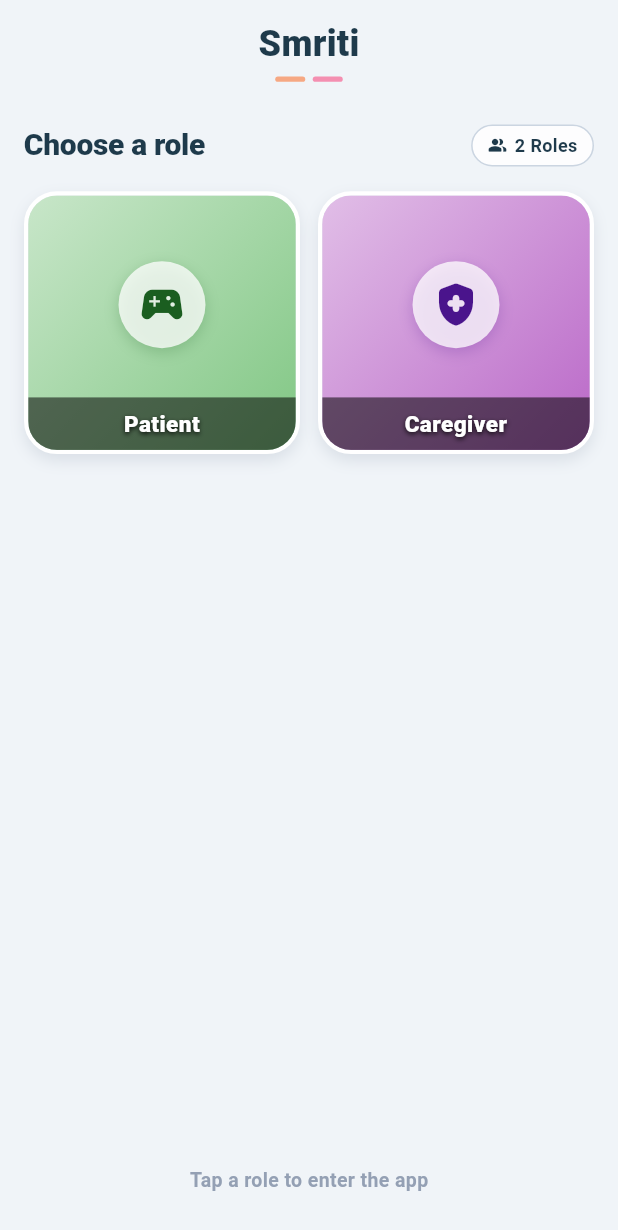
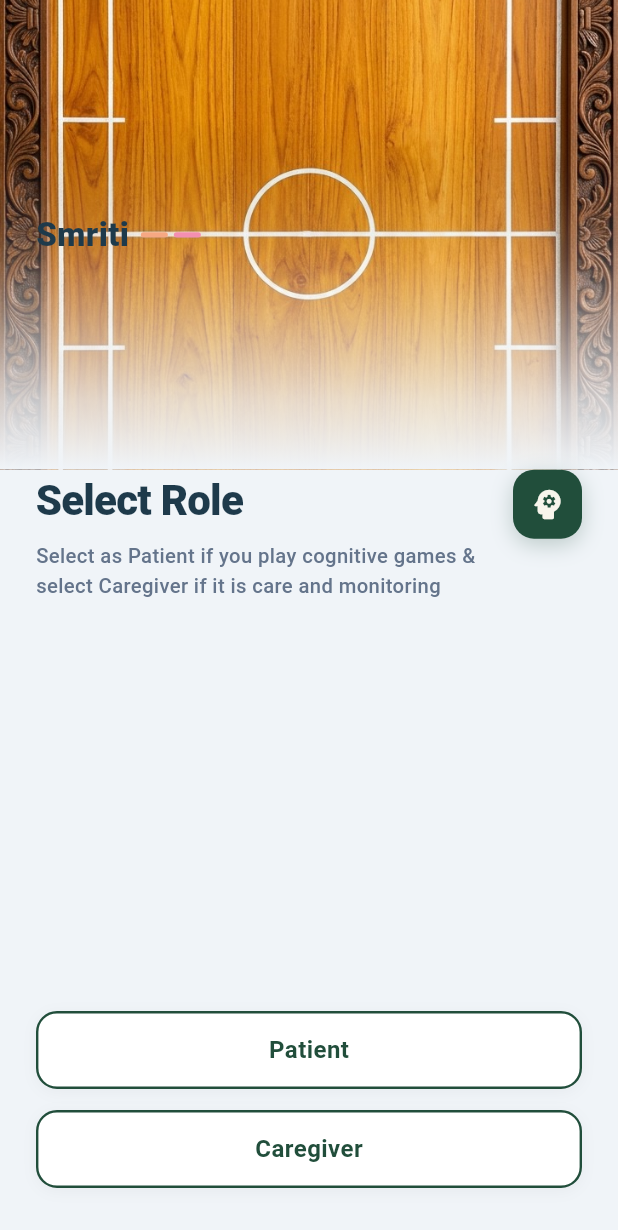
Before and after one commit to CfRadar/Smriti, a Flutter app: the screen it shows after launch, on a phone screen of 412 x 824 dp. Shown: the top 1230 px of the screen. Run offline on Flutter 3.47's test engine with Material 3 defaults, Android fonts, the phone set to English and light mode, and no system bars; our stand-ins replace audioplayers, flutter_tts, permission_handler, shared_preferences, speech_to_text; network calls fail; Roboto replaces fonts that are missing (Arial).

Commit message:
feat(flutter): apply bottom slim role tiles layout to role selection screen

```diff
--- a/apps/patient/lib/screens/welcome_login_screen.dart
+++ b/apps/patient/lib/screens/welcome_login_screen.dart
@@ -1,5 +1,5 @@
 // lib/screens/welcome_login_screen.dart
-// Role selection matching the exact Smriti activity hub theme.
+// Clean role selection with slim bottom tiles matching the requested layout and Smriti's theme.
 
 import 'package:flutter/material.dart';
 import '../services/caregiver_api_service.dart';
@@ -16,7 +16,9 @@ class WelcomeLoginScreen extends StatefulWidget {
 
 class _WelcomeLoginScreenState extends State<WelcomeLoginScreen> {
   static const Color _screenBg = Color(0xFFF0F4F8);
+  static const Color _darkGreen = Color(0xFF214E3B);
   static const Color _darkBlue = Color(0xFF1E3A4B);
+  static const Color _textGrey = Color(0xFF64748B);
 
   bool _isCaregiverLoggedIn = false;
 
@@ -60,43 +62,85 @@ class _WelcomeLoginScreenState extends State<WelcomeLoginScreen> {
 
   @override
   Widget build(BuildContext context) {
+    final screenHeight = MediaQuery.of(context).size.height;
+
     return Scaffold(
       backgroundColor: _screenBg,
       body: SafeArea(
-        child: Padding(
-          padding: const EdgeInsets.fromLTRB(16, 12, 16, 16),
+        top: false,
         child: Column(
           crossAxisAlignment: CrossAxisAlignment.start,
           children: [
-              // ── Top Header matching the screenshot ─────────────────────────
-              Center(
-                child: Column(
-                  mainAxisSize: MainAxisSize.min,
+            // ── Top Hero Visual with gradient fade to screen background ───
+            SizedBox(
+              height: screenHeight * 0.38,
+              width: double.infinity,
+              child: Stack(
+                fit: StackFit.expand,
+                children: [
+                  // Scenic cultural backdrop
+                  Image.asset(
+                    'assets/images/kang_court_board_clean.jpg',
+                    fit: BoxFit.cover,
+                    alignment: Alignment.center,
+                    errorBuilder: (_, __, ___) => Container(
+                      decoration: const BoxDecoration(
+                        gradient: LinearGradient(
+                          begin: Alignment.topCenter,
+                          end: Alignment.bottomCenter,
+                          colors: [Color(0xFFDCE8DA), Color(0xFFF0F4F8)],
+                        ),
+                      ),
+                    ),
+                  ),
+
+                  // Gradient overlay that smoothly fades into the screen background
+                  Container(
+                    decoration: const BoxDecoration(
+                      gradient: LinearGradient(
+                        begin: Alignment.topCenter,
+                        end: Alignment.bottomCenter,
+                        colors: [
+                          Colors.transparent,
+                          Color(0x33F0F4F8),
+                          Color(0xCCF0F4F8),
+                          Color(0xFFF0F4F8),
+                        ],
+                        stops: [0.25, 0.55, 0.85, 1.0],
+                      ),
+                    ),
+                  ),
+
+                  // Brand name in top-left safe area
+                  SafeArea(
+                    child: Padding(
+                      padding: const EdgeInsets.symmetric(
+                          horizontal: 24, vertical: 12),
+                      child: Row(
                         children: [
                           const Text(
                             'Smriti',
                             style: TextStyle(
-                        fontSize: 24,
+                              fontSize: 22,
                               fontWeight: FontWeight.w800,
                               color: _darkBlue,
                               letterSpacing: 0.2,
                             ),
                           ),
-                    const SizedBox(height: 5),
+                          const SizedBox(width: 8),
                           Row(
-                      mainAxisSize: MainAxisSize.min,
                             children: [
                               Container(
-                          width: 20,
+                                width: 18,
                                 height: 3.5,
                                 decoration: BoxDecoration(
                                   color: const Color(0xFFF6A883),
                                   borderRadius: BorderRadius.circular(2),
                                 ),
                               ),
-                        const SizedBox(width: 5),
+                              const SizedBox(width: 4),
                               Container(
-                          width: 20,
+                                width: 18,
                                 height: 3.5,
                                 decoration: BoxDecoration(
                                   color: const Color(0xFFF48FB1),
@@ -108,239 +152,160 @@ class _WelcomeLoginScreenState extends State<WelcomeLoginScreen> {
                         ],
                       ),
                     ),
+                  ),
+                ],
+              ),
+            ),
 
-              const SizedBox(height: 28),
-
-              // ── Section Title Bar ──────────────────────────────────────────
-              Row(
-                mainAxisAlignment: MainAxisAlignment.spaceBetween,
+            // ── "Select Role" Title & Subtitle Section ─────────────────────
+            Padding(
+              padding: const EdgeInsets.symmetric(horizontal: 24),
+              child: Row(
+                crossAxisAlignment: CrossAxisAlignment.start,
                 children: [
-                  const Text(
-                    'Choose a role',
+                  const Expanded(
+                    child: Column(
+                      crossAxisAlignment: CrossAxisAlignment.start,
+                      children: [
+                        Text(
+                          'Select Role',
                           style: TextStyle(
-                      fontSize: 20,
+                            fontSize: 28,
                             fontWeight: FontWeight.w800,
                             color: _darkBlue,
-                      letterSpacing: -0.2,
+                            letterSpacing: -0.5,
                           ),
                         ),
-                  Container(
-                    padding:
-                        const EdgeInsets.symmetric(horizontal: 10, vertical: 4.5),
-                    decoration: BoxDecoration(
-                      color: Colors.white.withValues(alpha: 0.85),
-                      borderRadius: BorderRadius.circular(20),
-                      border: Border.all(
-                        color: const Color(0xFFCBD5E1),
-                        width: 1,
+                        SizedBox(height: 8),
+                        Text(
+                          'Select as Patient if you play cognitive games &\nselect Caregiver if it is care and monitoring',
+                          style: TextStyle(
+                            fontSize: 13.5,
+                            color: _textGrey,
+                            height: 1.45,
+                            fontWeight: FontWeight.w500,
                           ),
                         ),
-                    child: const Row(
+                      ],
+                    ),
+                  ),
+
+                  // Brand Emblem on right side (matching logo in reference screenshot)
+                  Container(
+                    width: 46,
+                    height: 46,
+                    decoration: BoxDecoration(
+                      color: _darkGreen,
+                      borderRadius: BorderRadius.circular(14),
+                      boxShadow: [
+                        BoxShadow(
+                          color: _darkGreen.withValues(alpha: 0.25),
+                          blurRadius: 12,
+                          offset: const Offset(0, 4),
+                        ),
+                      ],
+                    ),
+                    child: const Icon(
+                      Icons.psychology_rounded,
+                      color: Color(0xFFF8F5EC),
+                      size: 26,
+                    ),
+                  ),
+                ],
+              ),
+            ),
+
+            const Spacer(),
+
+            // ── Bottom Slim Tiles (matching reference layout) ───────────────
+            Padding(
+              padding: const EdgeInsets.fromLTRB(24, 0, 24, 32),
+              child: Column(
                 mainAxisSize: MainAxisSize.min,
                 children: [
-                        Icon(
-                          Icons.people_alt_rounded,
-                          size: 13,
-                          color: _darkBlue,
+                  _SlimRoleTile(
+                    title: 'Patient',
+                    borderColor: _darkGreen,
+                    textColor: _darkGreen,
+                    onTap: _navigateToPatient,
                   ),
-                        SizedBox(width: 5),
-                        Text(
-                          '2 Roles',
-                          style: TextStyle(
-                            fontSize: 12,
-                            fontWeight: FontWeight.w700,
-                            color: _darkBlue,
-                          ),
+                  const SizedBox(height: 14),
+                  _SlimRoleTile(
+                    title: 'Caregiver',
+                    borderColor: _darkGreen,
+                    textColor: _darkGreen,
+                    onTap: _navigateToCaregiver,
                   ),
                 ],
               ),
             ),
           ],
         ),
-
-              const SizedBox(height: 16),
-
-              // ── 2-Role Cards Grid (matching game cards design) ────────────
-              GridView.count(
-                crossAxisCount: 2,
-                crossAxisSpacing: 12,
-                mainAxisSpacing: 12,
-                childAspectRatio: 1.05,
-                shrinkWrap: true,
-                physics: const NeverScrollableScrollPhysics(),
-                children: [
-                  // 1. Patient Card (Soft Mint Green)
-                  _RoleCard(
-                    title: 'Patient',
-                    icon: Icons.sports_esports_rounded,
-                    gradientColors: const [
-                      Color(0xFFC8E6C9),
-                      Color(0xFF81C784),
-                    ],
-                    iconColor: const Color(0xFF1B5E20),
-                    onTap: _navigateToPatient,
-                  ),
-
-                  // 2. Caregiver Card (Soft Lavender)
-                  _RoleCard(
-                    title: 'Caregiver',
-                    icon: Icons.health_and_safety_rounded,
-                    gradientColors: const [
-                      Color(0xFFE1BEE7),
-                      Color(0xFFBA68C8),
-                    ],
-                    iconColor: const Color(0xFF4A148C),
-                    onTap: _navigateToCaregiver,
-                  ),
-                ],
-              ),
-
-              const Spacer(),
-
-              // ── Gentle footer hint ─────────────────────────────────────────
-              Center(
-                child: Text(
-                  'Tap a role to enter the app',
-                  style: TextStyle(
-                    color: const Color(0xFF7D8BA3).withValues(alpha: 0.8),
-                    fontSize: 13,
-                    fontWeight: FontWeight.w600,
-                  ),
-                ),
-              ),
-              const SizedBox(height: 12),
-            ],
-          ),
-        ),
       ),
     );
   }
 }
 
-// ── Game Card Style Role Component ───────────────────────────────────────────
+// ── Slim Rounded Role Tile Component ─────────────────────────────────────────
 
-class _RoleCard extends StatefulWidget {
-  const _RoleCard({
+class _SlimRoleTile extends StatefulWidget {
+  const _SlimRoleTile({
     required this.title,
-    required this.icon,
-    required this.gradientColors,
-    required this.iconColor,
+    required this.borderColor,
+    required this.textColor,
     required this.onTap,
   });
 
   final String title;
-  final IconData icon;
-  final List<Color> gradientColors;
-  final Color iconColor;
+  final Color borderColor;
+  final Color textColor;
   final VoidCallback onTap;
 
   @override
-  State<_RoleCard> createState() => _RoleCardState();
+  State<_SlimRoleTile> createState() => _SlimRoleTileState();
 }
 
-class _RoleCardState extends State<_RoleCard> {
+class _SlimRoleTileState extends State<_SlimRoleTile> {
   double _scale = 1.0;
 
   @override
   Widget build(BuildContext context) {
     return GestureDetector(
-      onTapDown: (_) => setState(() => _scale = 0.96),
+      onTapDown: (_) => setState(() => _scale = 0.98),
       onTapUp: (_) => setState(() => _scale = 1.0),
       onTapCancel: () => setState(() => _scale = 1.0),
       onTap: widget.onTap,
       child: AnimatedScale(
         scale: _scale,
-        duration: const Duration(milliseconds: 120),
+        duration: const Duration(milliseconds: 100),
         curve: Curves.easeOut,
         child: Container(
+          width: double.infinity,
+          height: 52,
           decoration: BoxDecoration(
-            borderRadius: BorderRadius.circular(22),
+            color: Colors.white,
+            borderRadius: BorderRadius.circular(14),
             border: Border.all(
-              color: Colors.white,
-              width: 2.8,
+              color: widget.borderColor,
+              width: 1.6,
             ),
             boxShadow: [
               BoxShadow(
-                color: const Color(0xFF64748B).withValues(alpha: 0.16),
+                color: Colors.black.withValues(alpha: 0.04),
                 blurRadius: 8,
-                offset: const Offset(0, 4),
+                offset: const Offset(0, 2),
               ),
             ],
           ),
-          child: ClipRRect(
-            borderRadius: BorderRadius.circular(19.2),
-            child: Stack(
-              fit: StackFit.expand,
-              children: [
-                // Gradient Body
-                Container(
-                  decoration: BoxDecoration(
-                    gradient: LinearGradient(
-                      begin: Alignment.topLeft,
-                      end: Alignment.bottomRight,
-                      colors: widget.gradientColors,
-                    ),
-                  ),
-                ),
-
-                // Center Icon in circular glass pill
-                Center(
-                  child: Padding(
-                    padding: const EdgeInsets.only(bottom: 24),
-                    child: Container(
-                      padding: const EdgeInsets.all(12),
-                      decoration: BoxDecoration(
-                        color: Colors.white.withValues(alpha: 0.76),
-                        shape: BoxShape.circle,
-                        boxShadow: [
-                          BoxShadow(
-                            color: widget.iconColor.withValues(alpha: 0.22),
-                            blurRadius: 8,
-                            offset: const Offset(0, 3),
-                          ),
-                        ],
-                      ),
-                      child: Icon(
-                        widget.icon,
-                        color: widget.iconColor,
-                        size: 34,
-                      ),
-                    ),
-                  ),
-                ),
-
-                // Translucent dark bottom bar with one-word label
-                Align(
-                  alignment: Alignment.bottomCenter,
-                  child: Container(
-                    width: double.infinity,
-                    padding: const EdgeInsets.symmetric(
-                        horizontal: 6, vertical: 7),
-                    decoration: BoxDecoration(
-                      color: Colors.black.withValues(alpha: 0.54),
-                    ),
+          child: Center(
             child: Text(
               widget.title,
-                      textAlign: TextAlign.center,
-                      maxLines: 1,
-                      overflow: TextOverflow.ellipsis,
-                      style: const TextStyle(
-                        color: Colors.white,
-                        fontSize: 15,
-                        fontWeight: FontWeight.w900,
+              style: TextStyle(
+                color: widget.textColor,
+                fontSize: 16,
+                fontWeight: FontWeight.w700,
                 letterSpacing: 0.3,
-                        shadows: [
-                          Shadow(
-                            color: Colors.black87,
-                            blurRadius: 4,
-                            offset: Offset(0, 1.5),
               ),
-                        ],
-                      ),
-                    ),
-                  ),
-                ),
-              ],
             ),
           ),
         ),
```
Lines whose indentation alone changed are shown as unchanged.
